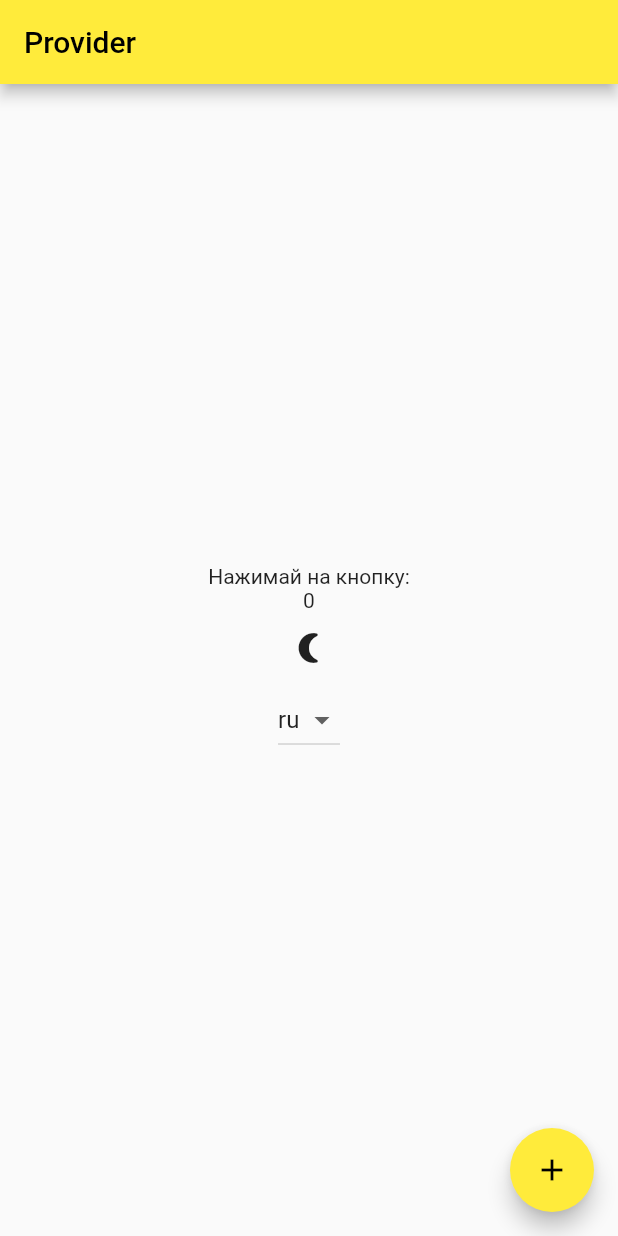
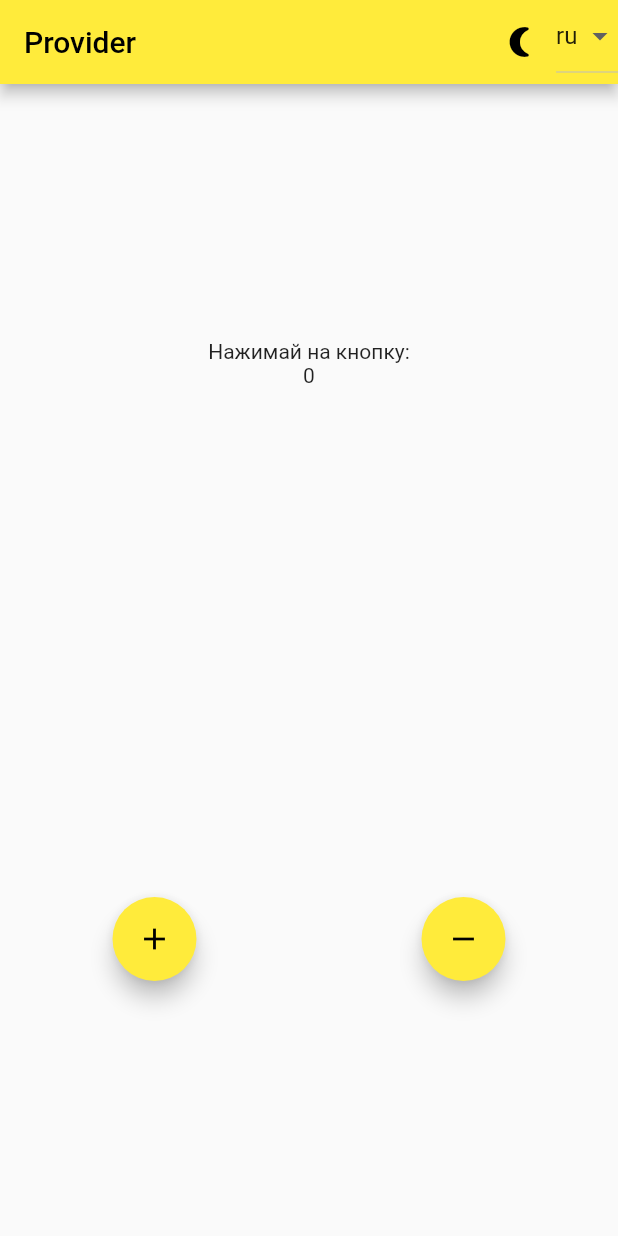
Before and after one commit to MariyaVik/provider-counter-theme-localization, a Flutter app: the screen it shows after launch, on a phone screen of 412 x 824 dp. Run offline on Flutter 3.47's test engine with Material 2 defaults, Android fonts, the phone set to English and light mode, and no system bars; generated files the repository leaves out were written again.

Commit message:
change view of homescreen

```diff
--- a/lib/ui/app.dart
+++ b/lib/ui/app.dart
@@ -21,6 +21,7 @@ class MyApp extends StatelessWidget {
       ],
       child: Consumer<ThemeModel>(builder: (context, state, child) {
         return MaterialApp(
+          debugShowCheckedModeBanner: false,
           localizationsDelegates: const [
             AppLocalizations.delegate,
             GlobalMaterialLocalizations.delegate,
--- a/lib/ui/home.dart
+++ b/lib/ui/home.dart
@@ -13,14 +13,50 @@ class MyHomePage extends StatelessWidget {
 
   @override
   Widget build(BuildContext context) {
+    final settingButtons = [
+      Consumer<ThemeModel>(builder: (context, state, child) {
+        return IconButton(
+            onPressed: context.read<ThemeModel>().changeTheme,
+            icon: Icon(context.read<ThemeModel>().isDark
+                ? Icons.sunny
+                : Icons.nightlight_round));
+      }),
+      DropdownButton<String>(
+        value: context.read<LocaleModel>().currentLocale.languageCode,
+        items: Localization.supportedLocales.map<DropdownMenuItem<String>>((e) {
+          return DropdownMenuItem(
+              value: e.languageCode, child: Text(e.languageCode));
+        }).toList(),
+        onChanged: ((value) {
+          context.read<LocaleModel>().changeLocale(value);
+        }),
+      )
+    ];
     return Scaffold(
       appBar: AppBar(
         title: Text(title),
+        actions: settingButtons,
       ),
       body: Center(
         child: Column(
-          mainAxisAlignment: MainAxisAlignment.center,
-          children: <Widget>[
+          mainAxisAlignment: MainAxisAlignment.spaceAround,
+          children: const <Widget>[
+            _PresentationWidget(),
+            _ActivitiesWidget(),
+          ],
+        ),
+      ),
+    );
+  }
+}
+
+class _PresentationWidget extends StatelessWidget {
+  const _PresentationWidget({Key? key}) : super(key: key);
+
+  @override
+  Widget build(BuildContext context) {
+    return Column(
+      children: [
         Text(
           Localization.of(context).instruction,
         ),
@@ -29,32 +65,28 @@ class MyHomePage extends StatelessWidget {
             counter.count.toString(),
           ),
         ),
-            Consumer<ThemeModel>(builder: (context, state, child) {
-              return IconButton(
-                  onPressed: context.read<ThemeModel>().changeTheme,
-                  icon: Icon(context.read<ThemeModel>().isDark
-                      ? Icons.sunny
-                      : Icons.nightlight_round));
-            }),
-            DropdownButton<String>(
-              // isExpanded: true,
-              value: context.read<LocaleModel>().currentLocale.languageCode,
-              items: Localization.supportedLocales
-                  .map<DropdownMenuItem<String>>((e) {
-                return DropdownMenuItem(
-                    value: e.languageCode, child: Text(e.languageCode));
-              }).toList(),
-              onChanged: ((value) {
-                context.read<LocaleModel>().changeLocale(value);
-              }),
-            )
       ],
-        ),
-      ),
-      floatingActionButton: FloatingActionButton(
+    );
+  }
+}
+
+class _ActivitiesWidget extends StatelessWidget {
+  const _ActivitiesWidget({Key? key}) : super(key: key);
+
+  @override
+  Widget build(BuildContext context) {
+    return Row(
+      mainAxisAlignment: MainAxisAlignment.spaceAround,
+      children: [
+        FloatingActionButton(
           onPressed: context.read<Counter>().increment,
           child: const Icon(Icons.add),
         ),
+        FloatingActionButton(
+          onPressed: context.read<Counter>().decrement,
+          child: const Icon(Icons.remove),
+        ),
+      ],
     );
   }
 }
```
Lines whose indentation alone changed are shown as unchanged.
